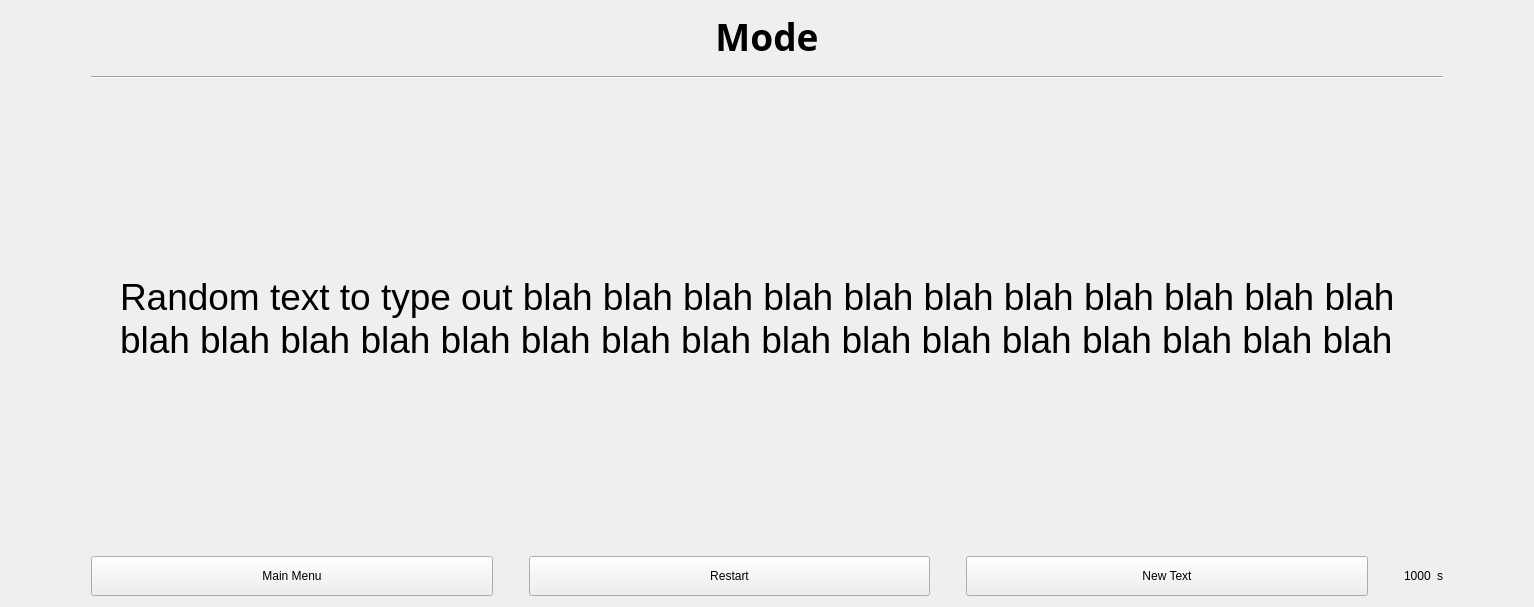
Old version of the form speed-typer/source_ui/typingWindow.ui in the repository Rolv-Apneseth/ps-typer.
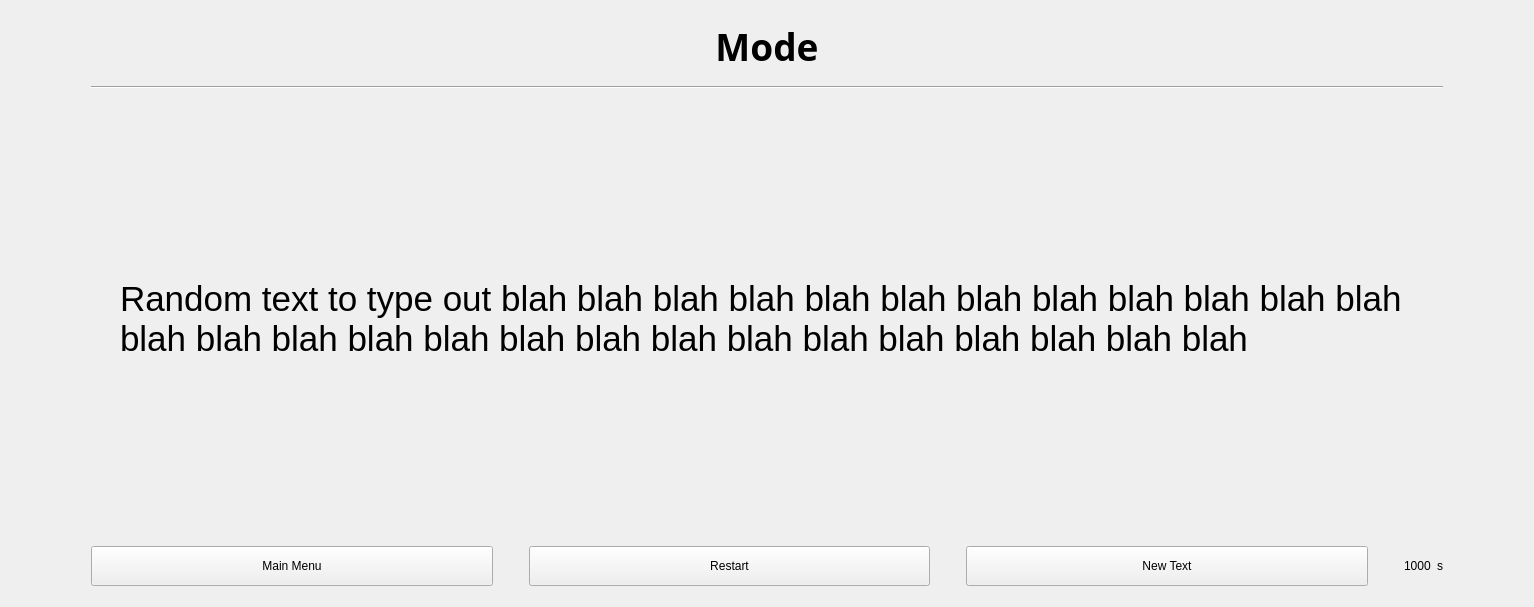
New version of the form.

Commit message: Minor changes to typing window, including removing margins and lowering font-size slightly to prevent clipping of capital letters which was happening before

The edit to the form file:
```diff
--- a/speed-typer/source_ui/typingWindow.ui
+++ b/speed-typer/source_ui/typingWindow.ui
@@ -14,6 +14,22 @@
    <string>Typing window</string>
   </property>
   <layout class="QVBoxLayout" name="verticalLayout">
+   <item>
+    <spacer name="verticalSpacer_3">
+     <property name="orientation">
+      <enum>Qt::Vertical</enum>
+     </property>
+     <property name="sizeType">
+      <enum>QSizePolicy::Fixed</enum>
+     </property>
+     <property name="sizeHint" stdset="0">
+      <size>
+       <width>20</width>
+       <height>10</height>
+      </size>
+     </property>
+    </spacer>
+   </item>
    <item>
     <widget class="QLabel" name="labelTitle">
      <property name="sizePolicy">
@@ -25,7 +41,7 @@
      <property name="minimumSize">
       <size>
        <width>0</width>
-       <height>30</height>
+       <height>50</height>
       </size>
      </property>
      <property name="sizeIncrement">
@@ -49,7 +65,7 @@
       <string>Mode</string>
      </property>
      <property name="alignment">
-      <set>Qt::AlignCenter</set>
+      <set>Qt::AlignBottom|Qt::AlignHCenter</set>
      </property>
     </widget>
    </item>
@@ -128,11 +144,17 @@
      </property>
      <property name="font">
       <font>
-       <pointsize>28</pointsize>
+       <pointsize>26</pointsize>
       </font>
      </property>
      <property name="styleSheet">
-      <string notr="true">padding: 50px 100px; font-size: 28pt;</string>
+      <string notr="true">padding: 0 100px; font-size: 26pt;</string>
+     </property>
+     <property name="lineWidth">
+      <number>1</number>
+     </property>
+     <property name="midLineWidth">
+      <number>1</number>
      </property>
      <property name="text">
       <string>Random text to type out blah blah blah blah blah blah blah blah blah blah blah blah blah blah blah blah blah blah blah blah blah blah blah blah blah blah blah</string>
@@ -140,11 +162,23 @@
      <property name="textFormat">
       <enum>Qt::RichText</enum>
      </property>
+     <property name="scaledContents">
+      <bool>false</bool>
+     </property>
+     <property name="alignment">
+      <set>Qt::AlignLeading|Qt::AlignLeft|Qt::AlignVCenter</set>
+     </property>
      <property name="wordWrap">
       <bool>true</bool>
      </property>
      <property name="margin">
-      <number>40</number>
+      <number>0</number>
+     </property>
+     <property name="indent">
+      <number>-1</number>
+     </property>
+     <property name="textInteractionFlags">
+      <set>Qt::NoTextInteraction</set>
      </property>
     </widget>
    </item>
@@ -178,7 +212,7 @@
      <property name="sizeHint" stdset="0">
       <size>
        <width>20</width>
-       <height>40</height>
+       <height>20</height>
       </size>
      </property>
     </spacer>
@@ -332,6 +366,22 @@
      </item>
     </layout>
    </item>
+   <item>
+    <spacer name="verticalSpacer_4">
+     <property name="orientation">
+      <enum>Qt::Vertical</enum>
+     </property>
+     <property name="sizeType">
+      <enum>QSizePolicy::Fixed</enum>
+     </property>
+     <property name="sizeHint" stdset="0">
+      <size>
+       <width>20</width>
+       <height>10</height>
+      </size>
+     </property>
+    </spacer>
+   </item>
   </layout>
  </widget>
  <resources/>
```
The commit also changes 1 other file.
